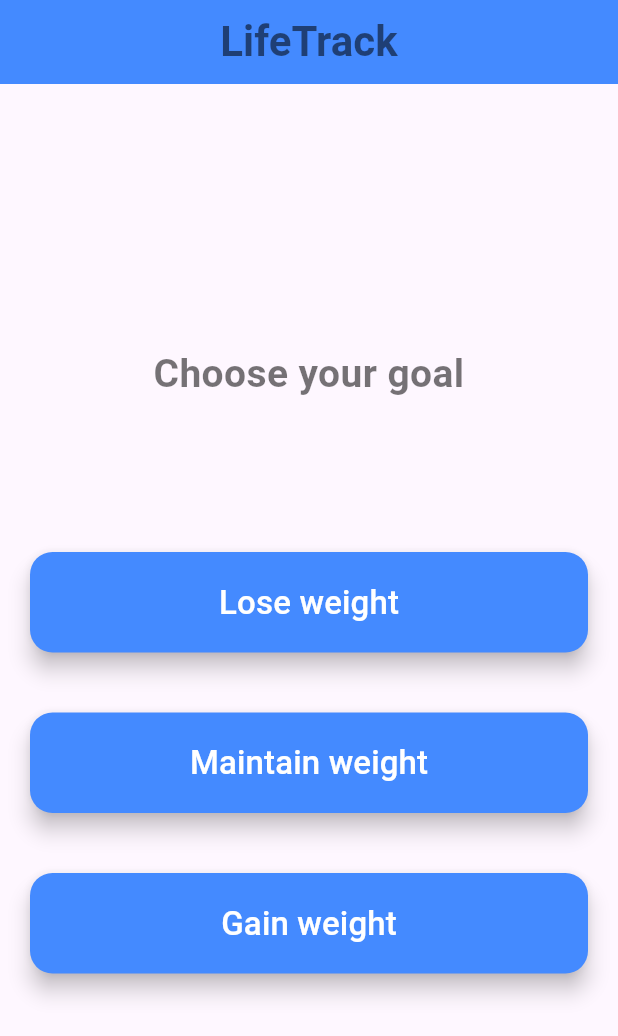
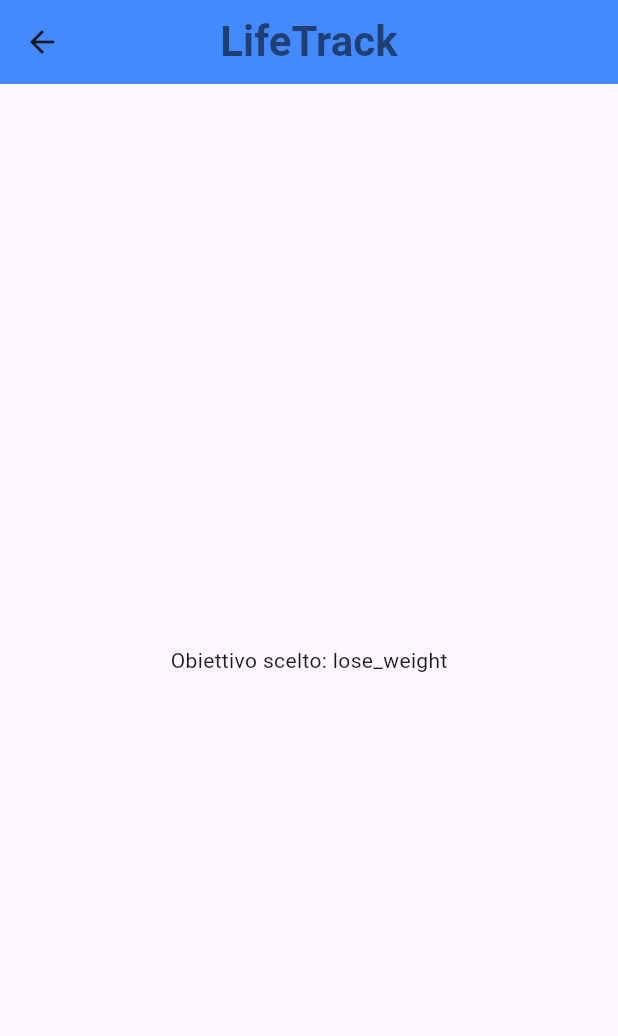
Before and after one commit to marika456/lifetrack, a Flutter app: the FitnessPlanPage screen opened directly, after a tap on "Lose weight", on a phone screen of 412 x 824 dp. Shown: the top 1036 px of the screen. Run offline on Flutter 3.47's test engine with Material 3 defaults, Android fonts, the light colour scheme and no system bars.

Commit message:
Implementata navigazione verso ProfileSetupPage con passaggio dell'obiettivo tramite costruttore

```diff
--- a/lib/fitness_plan_page.dart
+++ b/lib/fitness_plan_page.dart
@@ -1,5 +1,6 @@
 import 'package:flutter/material.dart';
 import 'package:lifetrack/app_localizations.dart';
+import 'package:lifetrack/profile_setup_page.dart';
 import 'constants.dart';
 
 
@@ -38,6 +39,15 @@ class _FitnessPlanPageState extends State<FitnessPlanPage> with SingleTickerProv
     super.dispose();
   }
 
+  void _navigateToSetup(String goal){
+    Navigator.push(
+      context,
+      MaterialPageRoute(
+          builder: (context) => ProfileSetupPage(userGoal: goal),
+      ),
+    );
+  }
+
   @override
   Widget build(BuildContext context) {
     return Scaffold(
@@ -72,8 +82,9 @@ class _FitnessPlanPageState extends State<FitnessPlanPage> with SingleTickerProv
                 crossAxisAlignment: CrossAxisAlignment.stretch,
                 children: [
                   //BOTTONE 1
-                  ElevatedButton(
-                    onPressed: (){},
+                  ElevatedButton.icon(
+                    onPressed: () => _navigateToSetup('lose_weight'),
+                    icon: const Icon(Icons.scale, color: Colors.white, size: 26),
                     style: ElevatedButton.styleFrom(
                       backgroundColor: Colors.blueAccent,
                       elevation: 6, //intensità ombra
@@ -82,15 +93,16 @@ class _FitnessPlanPageState extends State<FitnessPlanPage> with SingleTickerProv
                         borderRadius: BorderRadius.circular(15), // Bordi arrotondati
                       ),
                     ),
-                    child: Text(AppLocalizations.of(context)!.translate('lose_weight'),
+                    label: Text(AppLocalizations.of(context)!.translate('lose_weight'),
                         style: TextStyle(fontSize: 22, color: Colors.white)
                     ),
                   ),
                   const SizedBox(height: 40),
 
                   //BOTTONE 2
-                  ElevatedButton(
-                    onPressed: () {},
+                  ElevatedButton.icon(
+                    onPressed: () => _navigateToSetup('maintain_weight'),
+                    icon: Icon(Icons.apple, color: Colors.white, size: 26),
                     style: ElevatedButton.styleFrom(
                       backgroundColor: Colors.blueAccent,
                       elevation: 6,
@@ -99,14 +111,15 @@ class _FitnessPlanPageState extends State<FitnessPlanPage> with SingleTickerProv
                         borderRadius: BorderRadius.circular(15),
                       ),
                     ),
-                    child: Text(AppLocalizations.of(context)!.translate('maintain_weight'),
+                    label: Text(AppLocalizations.of(context)!.translate('maintain_weight'),
                         style: TextStyle(fontSize: 22, color: Colors.white)),
                   ),
                   const SizedBox(height: 40),
 
                   // Bottone 3
-                  ElevatedButton(
-                    onPressed: () {},
+                  ElevatedButton.icon(
+                    onPressed: () => _navigateToSetup('gain_weight'),
+                    icon: Icon(Icons.fitness_center, color: Colors.white, size: 26),
                     style: ElevatedButton.styleFrom(
                       backgroundColor: Colors.blueAccent,
                       elevation: 6,
@@ -115,7 +128,7 @@ class _FitnessPlanPageState extends State<FitnessPlanPage> with SingleTickerProv
                         borderRadius: BorderRadius.circular(15),
                       ),
                     ),
-                    child: Text(AppLocalizations.of(context)!.translate('gain_weight'),
+                    label: Text(AppLocalizations.of(context)!.translate('gain_weight'),
                         style: TextStyle(fontSize: 22, color: Colors.white)),
                   ),
                 ],
--- /dev/null
+++ b/lib/profile_setup_page.dart
@@ -0,0 +1,33 @@
+import 'package:flutter/material.dart';
+import 'package:lifetrack/app_localizations.dart';
+import 'constants.dart';
+
+class ProfileSetupPage extends StatefulWidget {
+  final String userGoal; //dentro questa variabile salverò l'obiettivo della schermata precedente
+  const ProfileSetupPage({super.key, required this.userGoal});
+
+  @override
+  State<ProfileSetupPage> createState() => _ProfileSetupPageState();
+}
+
+class _ProfileSetupPageState extends State<ProfileSetupPage> {
+  @override
+  Widget build(BuildContext context) {
+    return Scaffold(
+      appBar: AppBar(
+        title: const Text(Constants.APP_NAME,
+          style: TextStyle(
+              color: Colors.black54,
+              fontSize: 28,
+              fontWeight: FontWeight.bold
+          ),
+        ),
+        centerTitle: true,
+        backgroundColor: Colors.blueAccent,
+      ),
+      body: Center(
+        child: Text("Obiettivo scelto: ${widget.userGoal}"),
+      ),
+    );
+  }
+}
```
